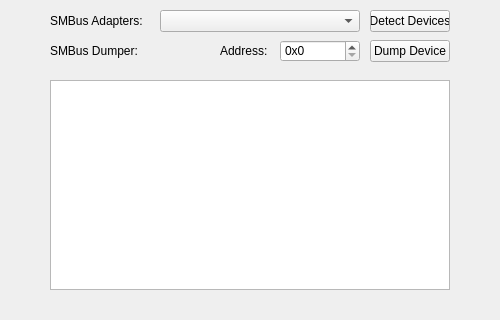
Above: qt/OpenRGBSystemInfoPage.ui from CalcProgrammer1/OpenRGB before the change. Below: the same form after it.
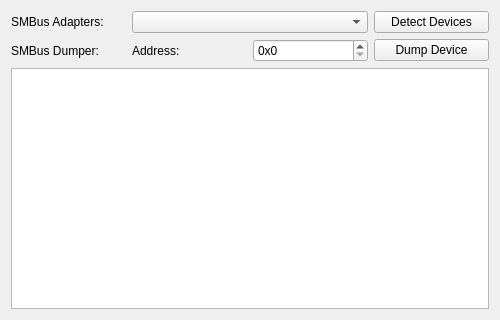
That is the form after the change.

Commit message:
Qt: fix layout issues on KDE
Use GridLayout and allow app resize when user resize/expand the window
Also fixes some buttons size

TEST: compiled on KDE 5.17.90, after this commit all pages
      resize correctly when window is resized

Diff of the .ui file:
```diff
--- a/qt/OpenRGBSystemInfoPage.ui
+++ b/qt/OpenRGBSystemInfoPage.ui
@@ -13,100 +13,40 @@
   <property name="windowTitle">
    <string>Frame</string>
   </property>
+  <layout class="QGridLayout" name="gridLayout">
+   <item row="0" column="0">
   <widget class="QLabel" name="SMBusAdaptersLabel">
-   <property name="geometry">
-    <rect>
-     <x>50</x>
-     <y>10</y>
-     <width>100</width>
-     <height>22</height>
-    </rect>
-   </property>
    <property name="text">
     <string>SMBus Adapters:</string>
    </property>
   </widget>
-  <widget class="QComboBox" name="SMBusAdaptersBox">
-   <property name="geometry">
-    <rect>
-     <x>160</x>
-     <y>10</y>
-     <width>200</width>
-     <height>22</height>
-    </rect>
-   </property>
-  </widget>
-  <widget class="QPlainTextEdit" name="SMBusDataText">
-   <property name="geometry">
-    <rect>
-     <x>50</x>
-     <y>80</y>
-     <width>400</width>
-     <height>210</height>
-    </rect>
-   </property>
-  </widget>
+   </item>
+   <item row="0" column="1" colspan="2">
+    <widget class="QComboBox" name="SMBusAdaptersBox"/>
+   </item>
+   <item row="0" column="3">
   <widget class="QPushButton" name="DetectButton">
-   <property name="geometry">
-    <rect>
-     <x>370</x>
-     <y>10</y>
-     <width>80</width>
-     <height>22</height>
-    </rect>
-   </property>
    <property name="text">
     <string>Detect Devices</string>
    </property>
   </widget>
-  <widget class="QPushButton" name="DumpButton">
-   <property name="geometry">
-    <rect>
-     <x>370</x>
-     <y>40</y>
-     <width>80</width>
-     <height>22</height>
-    </rect>
-   </property>
-   <property name="text">
-    <string>Dump Device</string>
-   </property>
-  </widget>
+   </item>
+   <item row="1" column="0">
   <widget class="QLabel" name="SMBusDumpLabel">
-   <property name="geometry">
-    <rect>
-     <x>50</x>
-     <y>40</y>
-     <width>100</width>
-     <height>22</height>
-    </rect>
-   </property>
    <property name="text">
     <string>SMBus Dumper:</string>
    </property>
   </widget>
+   </item>
+   <item row="1" column="1">
   <widget class="QLabel" name="DumpAddressLabel">
-   <property name="geometry">
-    <rect>
-     <x>220</x>
-     <y>40</y>
-     <width>51</width>
-     <height>22</height>
-    </rect>
-   </property>
    <property name="text">
     <string>Address:</string>
    </property>
   </widget>
+   </item>
+   <item row="1" column="2">
   <widget class="QSpinBox" name="DumpAddressBox">
-   <property name="geometry">
-    <rect>
-     <x>280</x>
-     <y>40</y>
-     <width>80</width>
-     <height>22</height>
-    </rect>
-   </property>
    <property name="suffix">
     <string/>
    </property>
@@ -120,6 +60,18 @@
     <number>16</number>
    </property>
   </widget>
+   </item>
+   <item row="1" column="3">
+    <widget class="QPushButton" name="DumpButton">
+     <property name="text">
+      <string>Dump Device</string>
+     </property>
+    </widget>
+   </item>
+   <item row="2" column="0" colspan="4">
+    <widget class="QPlainTextEdit" name="SMBusDataText"/>
+   </item>
+  </layout>
  </widget>
  <resources/>
  <connections/>
```
Lines whose indentation alone changed are shown as unchanged. The commit also changes 4 other files.
